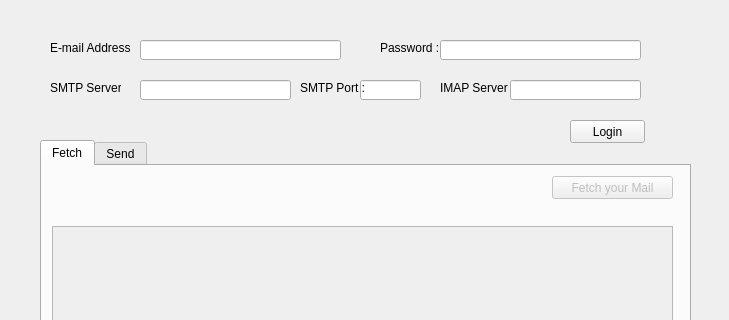
Above: mail.ui from 13-aymane/py-mail before the change; both pictures show x 0 to 729 and y 0 to 320 of the 729 by 719 pixel window. Below: the same form after it.
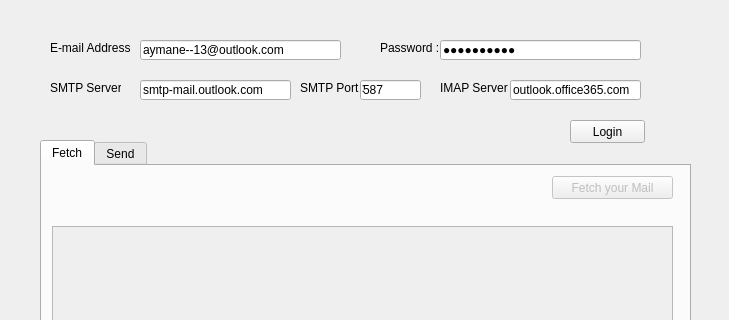
That is the form after the change.

```diff
--- a/mail.ui
+++ b/mail.ui
@@ -227,6 +227,9 @@
       <height>20</height>
      </rect>
     </property>
+    <property name="text">
+     <string>aymane--13@outlook.com</string>
+    </property>
    </widget>
    <widget class="QLineEdit" name="smtpField">
     <property name="geometry">
@@ -237,6 +240,9 @@
       <height>20</height>
      </rect>
     </property>
+    <property name="text">
+     <string>smtp-mail.outlook.com</string>
+    </property>
    </widget>
    <widget class="QLineEdit" name="portField">
     <property name="geometry">
@@ -247,6 +253,9 @@
       <height>20</height>
      </rect>
     </property>
+    <property name="text">
+     <string>587</string>
+    </property>
     <property name="echoMode">
      <enum>QLineEdit::Normal</enum>
     </property>
@@ -299,6 +308,9 @@
       <height>20</height>
      </rect>
     </property>
+    <property name="text">
+     <string>aout131995</string>
+    </property>
     <property name="echoMode">
      <enum>QLineEdit::Password</enum>
     </property>
@@ -315,6 +327,9 @@
       <height>20</height>
      </rect>
     </property>
+    <property name="text">
+     <string>outlook.office365.com</string>
+    </property>
    </widget>
    <widget class="QLabel" name="label_imap">
     <property name="geometry">
```
